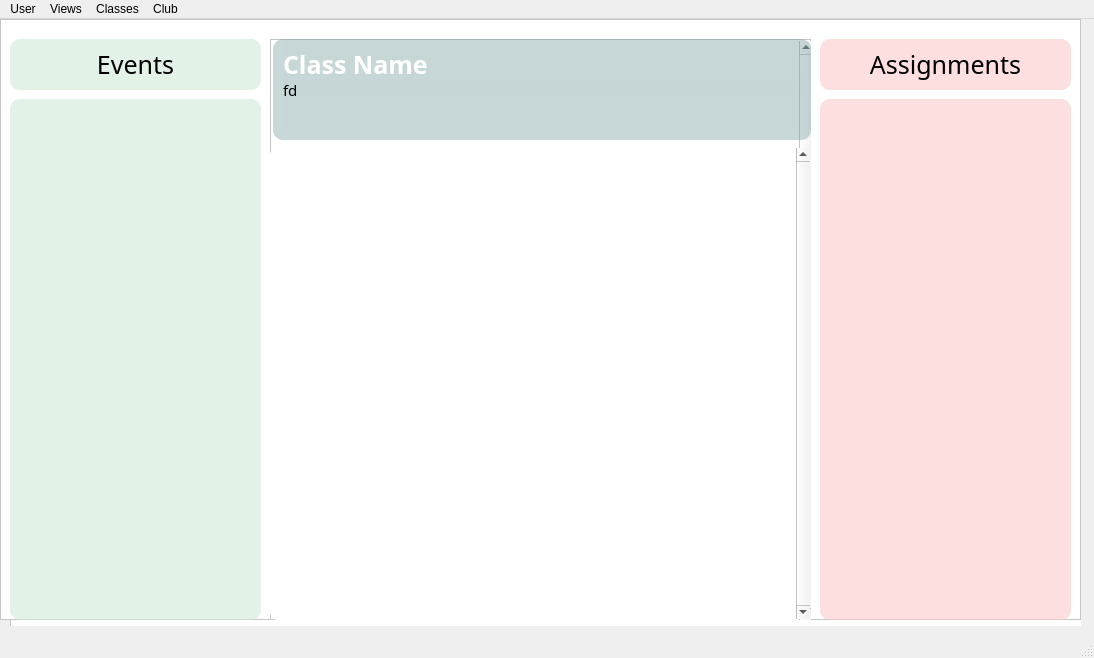
This is root_copy copy.ui in tejashwinn/22-01-2022 as Qt 5 draws it before an edit. The edited form follows.
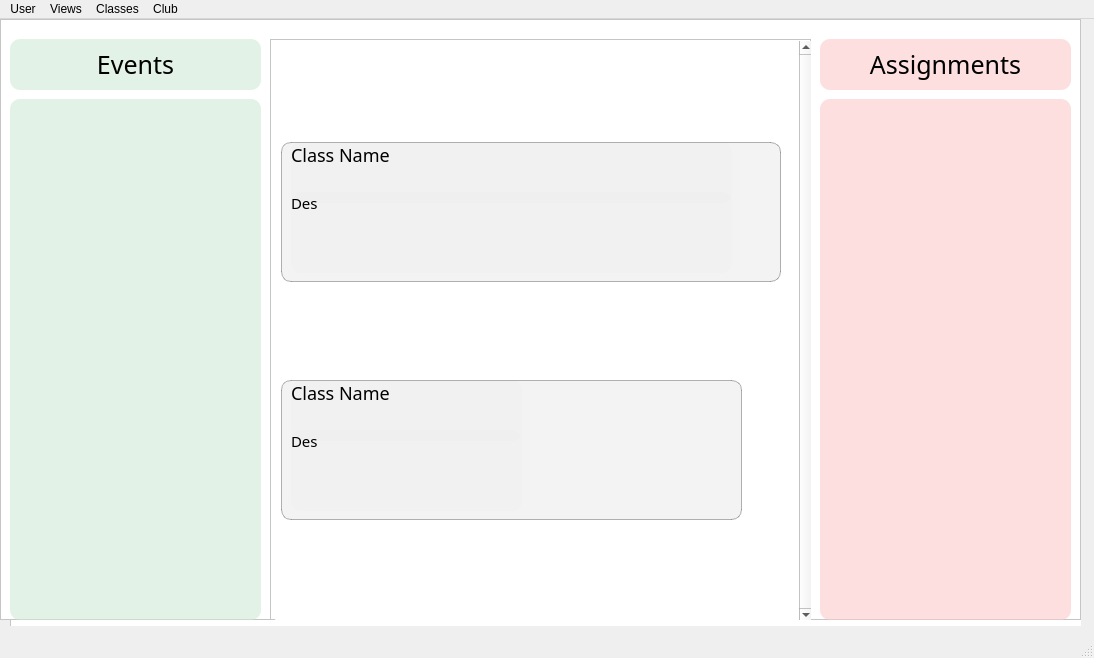
This is the edited form. Icons and pictures are not drawn.

The edit to the form file:
```diff
--- a/root_copy copy.ui
+++ b/root_copy copy.ui
@@ -1545,17 +1545,261 @@
 mix-blend-mode: hard-light;
 border-radius: 10px;}</string>
        </property>
-       <layout class="QVBoxLayout" name="verticalLayout_5"/>
+       <layout class="QVBoxLayout" name="verticalLayout_5">
+        <item>
+         <widget class="QFrame" name="class_view_frame">
+          <property name="minimumSize">
+           <size>
+            <width>250</width>
+            <height>100</height>
+           </size>
+          </property>
+          <property name="maximumSize">
+           <size>
+            <width>500</width>
+            <height>140</height>
+           </size>
+          </property>
+          <property name="cursor">
+           <cursorShape>PointingHandCursor</cursorShape>
+          </property>
+          <property name="styleSheet">
+           <string notr="true">*{
+position: absolute;
+width: 370px;
+height: 110px;
+left: 7px;
+top: 28px;
+
+background: rgba(0, 0, 0, 0.05);
+border: 1px solid rgba(0, 0, 0, 0.3);
+box-sizing: border-box;
+border-radius: 10px}</string>
+          </property>
+          <property name="frameShape">
+           <enum>QFrame::StyledPanel</enum>
+          </property>
+          <property name="frameShadow">
+           <enum>QFrame::Raised</enum>
+          </property>
+          <widget class="QLabel" name="class_view_cass_name_label">
+           <property name="geometry">
+            <rect>
+             <x>10</x>
+             <y>0</y>
+             <width>441</width>
+             <height>61</height>
+            </rect>
+           </property>
+           <property name="font">
+            <font>
+             <family>Poppins</family>
+             <pointsize>-1</pointsize>
+             <weight>50</weight>
+             <italic>false</italic>
+             <bold>false</bold>
+            </font>
+           </property>
+           <property name="cursor">
+            <cursorShape>PointingHandCursor</cursorShape>
+           </property>
+           <property name="styleSheet">
+            <string notr="true">position: absolute;
+left: 20px;
+right: 30px;
+top: 10px;
+bottom: 10px;
+
+font-family: Poppins;
+font-style: normal;
+font-weight: normal;
+font-size: 18px;
+line-height: 37px;
+letter-spacing: 0.05em;
+background: rgba(0, 0, 0, 0.01);
+color: #000000;
+border:0px</string>
+           </property>
+           <property name="text">
+            <string>Class Name</string>
+           </property>
+           <property name="alignment">
+            <set>Qt::AlignLeading|Qt::AlignLeft|Qt::AlignTop</set>
+           </property>
+           <property name="wordWrap">
+            <bool>true</bool>
+           </property>
+          </widget>
+          <widget class="QLabel" name="class_view_class_des_label">
+           <property name="geometry">
+            <rect>
+             <x>10</x>
+             <y>50</y>
+             <width>441</width>
+             <height>81</height>
+            </rect>
+           </property>
+           <property name="cursor">
+            <cursorShape>PointingHandCursor</cursorShape>
+           </property>
+           <property name="styleSheet">
+            <string notr="true">position: absolute;
+left: 20px;
+right: 30px;
+top: 10px;
+bottom: 10px;
+
+font-family: Poppins;
+font-style: normal;
+font-weight: normal;
+font-size: 15px;
+line-height: 37px;
+letter-spacing: 0.05em;
+background: rgba(0, 0, 0, 0.01);
+color: #000000;
+border:0px;</string>
+           </property>
+           <property name="text">
+            <string>Des</string>
+           </property>
+           <property name="alignment">
+            <set>Qt::AlignLeading|Qt::AlignLeft|Qt::AlignTop</set>
+           </property>
+           <property name="wordWrap">
+            <bool>true</bool>
+           </property>
+          </widget>
+         </widget>
+        </item>
+        <item>
+         <widget class="QFrame" name="class_view_frame_2">
+          <property name="minimumSize">
+           <size>
+            <width>250</width>
+            <height>100</height>
+           </size>
+          </property>
+          <property name="maximumSize">
+           <size>
+            <width>461</width>
+            <height>140</height>
+           </size>
+          </property>
+          <property name="cursor">
+           <cursorShape>PointingHandCursor</cursorShape>
+          </property>
+          <property name="styleSheet">
+           <string notr="true">*{
+position: absolute;
+width: 370px;
+height: 110px;
+left: 7px;
+top: 28px;
+
+background: rgba(0, 0, 0, 0.05);
+border: 1px solid rgba(0, 0, 0, 0.3);
+box-sizing: border-box;
+border-radius: 10px}</string>
+          </property>
+          <property name="frameShape">
+           <enum>QFrame::StyledPanel</enum>
+          </property>
+          <property name="frameShadow">
+           <enum>QFrame::Raised</enum>
+          </property>
+          <widget class="QLabel" name="class_view_cass_name_label_2">
+           <property name="geometry">
+            <rect>
+             <x>10</x>
+             <y>0</y>
+             <width>231</width>
+             <height>61</height>
+            </rect>
+           </property>
+           <property name="font">
+            <font>
+             <family>Poppins</family>
+             <pointsize>-1</pointsize>
+             <weight>50</weight>
+             <italic>false</italic>
+             <bold>false</bold>
+            </font>
+           </property>
+           <property name="cursor">
+            <cursorShape>PointingHandCursor</cursorShape>
+           </property>
+           <property name="styleSheet">
+            <string notr="true">position: absolute;
+left: 20px;
+right: 30px;
+top: 10px;
+bottom: 10px;
+
+font-family: Poppins;
+font-style: normal;
+font-weight: normal;
+font-size: 18px;
+line-height: 37px;
+letter-spacing: 0.05em;
+background: rgba(0, 0, 0, 0.01);
+color: #000000;
+border:0px</string>
+           </property>
+           <property name="text">
+            <string>Class Name</string>
+           </property>
+           <property name="alignment">
+            <set>Qt::AlignLeading|Qt::AlignLeft|Qt::AlignTop</set>
+           </property>
+           <property name="wordWrap">
+            <bool>true</bool>
+           </property>
+          </widget>
+          <widget class="QLabel" name="class_view_class_des_label_2">
+           <property name="geometry">
+            <rect>
+             <x>10</x>
+             <y>50</y>
+             <width>231</width>
+             <height>81</height>
+            </rect>
+           </property>
+           <property name="cursor">
+            <cursorShape>PointingHandCursor</cursorShape>
+           </property>
+           <property name="styleSheet">
+            <string notr="true">position: absolute;
+left: 20px;
+right: 30px;
+top: 10px;
+bottom: 10px;
+
+font-family: Poppins;
+font-style: normal;
+font-weight: normal;
+font-size: 15px;
+line-height: 37px;
+letter-spacing: 0.05em;
+background: rgba(0, 0, 0, 0.01);
+color: #000000;
+border:0px;</string>
+           </property>
+           <property name="text">
+            <string>Des</string>
+           </property>
+           <property name="alignment">
+            <set>Qt::AlignLeading|Qt::AlignLeft|Qt::AlignTop</set>
+           </property>
+           <property name="wordWrap">
+            <bool>true</bool>
+           </property>
+          </widget>
+         </widget>
+        </item>
+       </layout>
       </widget>
      </widget>
     </widget>
-    <zorder>all_classes_frame</zorder>
-    <zorder>class_name_frame</zorder>
-    <zorder>posts_scroll_area</zorder>
-    <zorder>static_events</zorder>
-    <zorder>events_scroll_area</zorder>
-    <zorder>static_assignment</zorder>
-    <zorder>assign_scroll_area</zorder>
    </widget>
   </widget>
   <widget class="QMenuBar" name="menubar">
```
